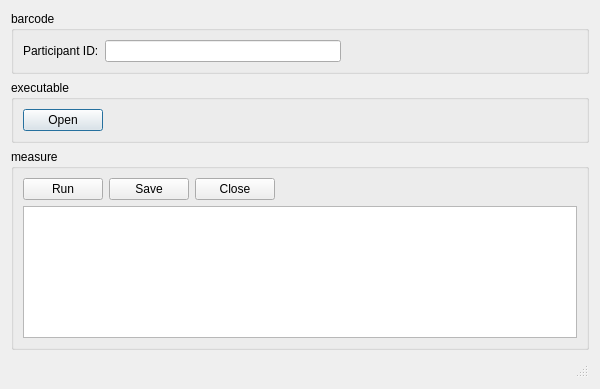
The window that src/dialogs/tonometerdialog.ui (inglis-dl/cypress) describes before a commit, drawn with Qt 5.
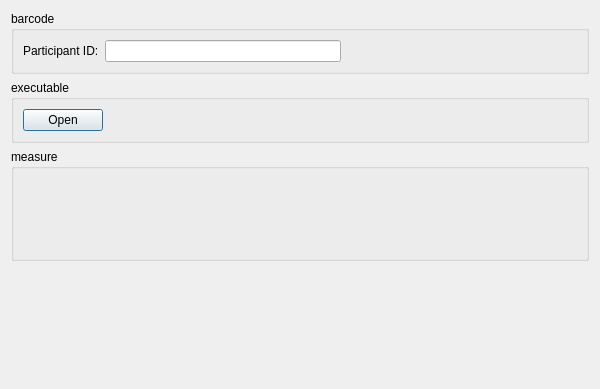
The same window after the commit. Custom widgets are drawn as their Qt base class.

```diff
--- a/src/dialogs/tonometerdialog.ui
+++ b/src/dialogs/tonometerdialog.ui
@@ -119,54 +119,38 @@
      </property>
      <layout class="QVBoxLayout" name="verticalLayout">
       <item>
-       <layout class="QHBoxLayout" name="horizontalLayout_3">
-        <item>
-         <widget class="QPushButton" name="measureButton">
-          <property name="text">
-           <string>Run</string>
-          </property>
-         </widget>
-        </item>
-        <item>
-         <widget class="QPushButton" name="saveButton">
-          <property name="text">
-           <string>Save</string>
-          </property>
-         </widget>
-        </item>
-        <item>
-         <widget class="QPushButton" name="closeButton">
-          <property name="text">
-           <string>Close</string>
-          </property>
-         </widget>
-        </item>
-        <item>
-         <spacer name="horizontalSpacer_3">
-          <property name="orientation">
-           <enum>Qt::Horizontal</enum>
-          </property>
-          <property name="sizeHint" stdset="0">
-           <size>
-            <width>40</width>
-            <height>20</height>
-           </size>
-          </property>
-         </spacer>
-        </item>
-       </layout>
-      </item>
-      <item>
-       <widget class="QTableView" name="testdataTableView"/>
+       <widget class="MeasureWidget" name="measureWidget" native="true"/>
       </item>
      </layout>
     </widget>
    </item>
    <item>
-    <widget class="QStatusBar" name="statusBar"/>
+    <widget class="QStatusBar" name="statusBar">
+     <property name="sizeGripEnabled">
+      <bool>false</bool>
+     </property>
+    </widget>
    </item>
   </layout>
  </widget>
+ <customwidgets>
+  <customwidget>
+   <class>BarcodeWidget</class>
+   <extends>QWidget</extends>
+   <header>../../widgets/BarcodeWidget.h</header>
+   <container>1</container>
+  </customwidget>
+  <customwidget>
+   <class>MeasureWidget</class>
+   <extends>QWidget</extends>
+   <header>../../widgets/MeasureWidget.h</header>
+   <container>1</container>
+  </customwidget>
+ </customwidgets>
+ <includes>
+  <include location="local">../../widgets/BarcodeWidget.h</include>
+  <include location="local">../../widgets/MeasureWidget.h</include>
+ </includes>
  <resources/>
  <connections/>
 </ui>
```
Left out of the diff: 2 changed lines with no effect on the pictures.
